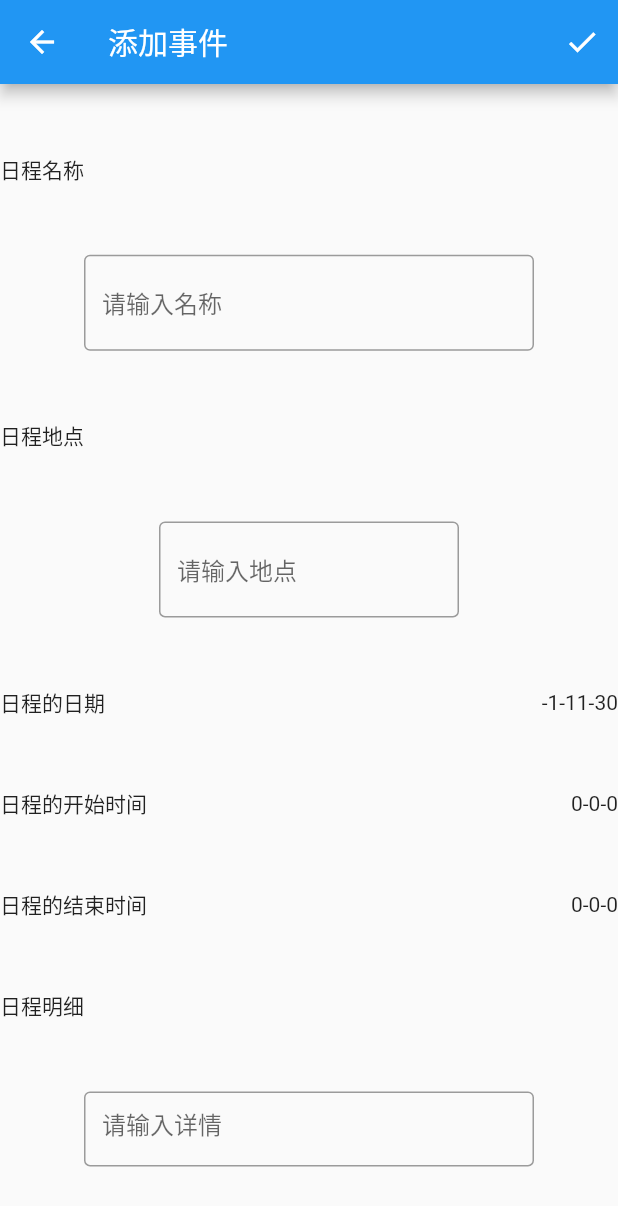
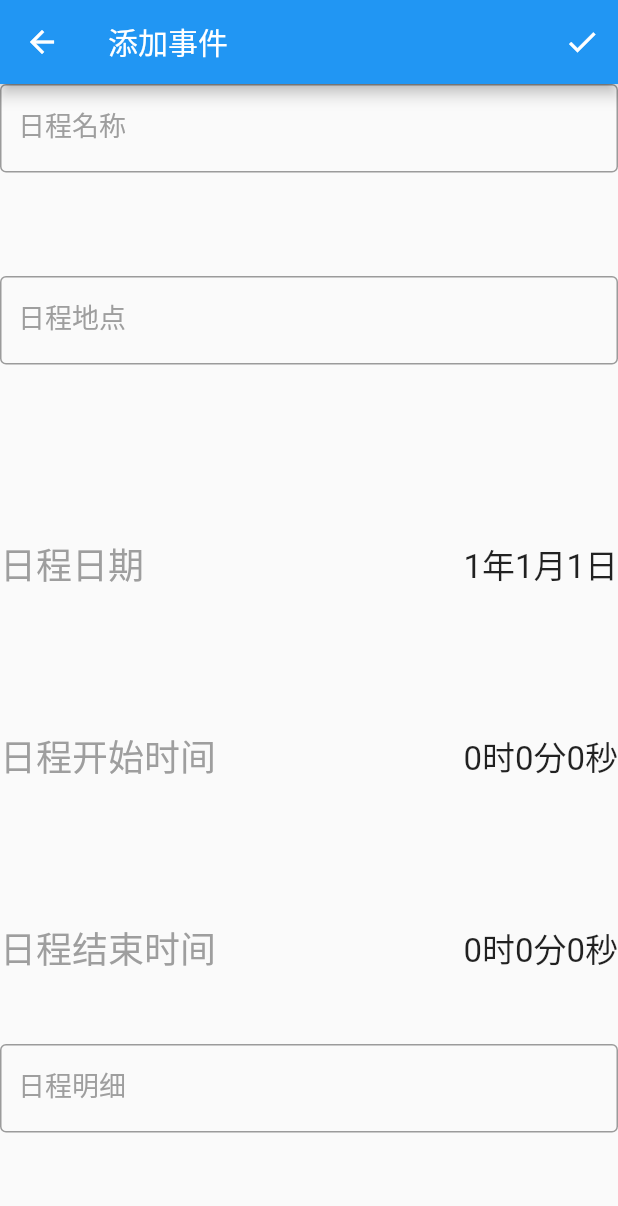
Before and after one commit to jackfiled/post_calendar_android, a Flutter app: the screen it shows after launch, after a tap on the "add" icon, on a phone screen of 412 x 824 dp. Shown: the top 1206 px of the screen. Run offline on Flutter 3.47's test engine with Material 2 defaults, Android fonts, the phone set to English and light mode, and no system bars; our stand-ins replace get, sqflite; missing offline and left inert: flutter_pickers; accounts and stored records are empty.

Commit message:
调整了修改界面的样式

```diff
--- a/lib/controllers/calendar_detail_controller.dart
+++ b/lib/controllers/calendar_detail_controller.dart
@@ -9,8 +9,8 @@ class CalendarDetailController extends GetxController{
   var nameTextController = TextEditingController();
   var placeTextController = TextEditingController();
   var detailsTextController = TextEditingController();
-  var beginTime = DateTime(0, 0, 0).obs;
-  var endTime = DateTime(0, 0, 0).obs;
+  var beginTime = DateTime(1).obs;
+  var endTime = DateTime(1).obs;
 
   final provider = CalendarProvider.getInstance();
   DateTime? dateBase;
@@ -86,22 +86,22 @@ class CalendarDetailController extends GetxController{
 
   /// 日期字符串
   String get dateString {
-    return "${beginTime.value.year}-"
-        "${beginTime.value.month}-"
-        "${beginTime.value.day}";
+    return "${beginTime.value.year}年"
+        "${beginTime.value.month}月"
+        "${beginTime.value.day}日";
   }
 
   /// 开始时间字符串
   String get beginTimeString {
-    return "${beginTime.value.hour}-"
-        "${beginTime.value.minute}-"
-        "${beginTime.value.second}";
+    return "${beginTime.value.hour}时"
+        "${beginTime.value.minute}分"
+        "${beginTime.value.second}秒";
   }
 
   /// 结束时间字符串
   String get endTimeString {
-    return "${endTime.value.hour}-"
-        "${endTime.value.minute}-"
-        "${endTime.value.second}";
+    return "${endTime.value.hour}时"
+        "${endTime.value.minute}分"
+        "${endTime.value.second}秒";
   }
 }
--- a/lib/controllers/ddl_detail_controller.dart
+++ b/lib/controllers/ddl_detail_controller.dart
@@ -1,13 +1,10 @@
-import 'dart:math';
-
 import 'package:flutter/cupertino.dart';
 import 'package:get/get.dart';
+
 import 'package:post_calendar_android/data_structures/ddl_model.dart';
-
 import 'package:post_calendar_android/database/ddl_provider.dart';
 
-
-class DDLDetailController extends GetxController{
+class DDLDetailController extends GetxController {
   final nameTextController = TextEditingController();
   final placeTextController = TextEditingController();
   final detailsTextController = TextEditingController();
@@ -19,7 +16,7 @@ class DDLDetailController extends GetxController{
   /// 设置初始值
   Future<void> initContent(int id) async {
     var item = await provider.read(id);
-    if(item == null){
+    if (item == null) {
       return;
     }
 
@@ -33,35 +30,31 @@ class DDLDetailController extends GetxController{
   /// 设置日期
   Future<void> setDate(int year, int month, int day) async {
     final endTimeDuration = Duration(
-      hours: endTime.value.hour,
-      minutes: endTime.value.minute,
-      seconds: endTime.value.second
-    );
+        hours: endTime.value.hour,
+        minutes: endTime.value.minute,
+        seconds: endTime.value.second);
 
     endTime.value = DateTime(year, month, day).add(endTimeDuration);
   }
 
   /// 设置时间
   Future<void> setEndTime(int hour, int minute, int second) async {
-    endTime.value = DateTime(
-      endTime.value.year,
-      endTime.value.month,
-      endTime.value.day
-    ).add(Duration(hours: hour, minutes: minute, seconds: second));
+    endTime.value =
+        DateTime(endTime.value.year, endTime.value.month, endTime.value.day)
+            .add(Duration(hours: hour, minutes: minute, seconds: second));
   }
 
   /// 创建或者修改数据库中的数据
   Future<void> createDDLItem() async {
     DDLModel item = DDLModel(
-      name: nameTextController.text,
-      place: placeTextController.text,
-      details: detailsTextController.text,
-      endTime: endTime.value
-    );
+        name: nameTextController.text,
+        place: placeTextController.text,
+        details: detailsTextController.text,
+        endTime: endTime.value);
 
-    if(_id == null){
+    if (_id == null) {
       await provider.create(item);
-    }else{
+    } else {
       item.id = _id;
       await provider.update(item);
     }
@@ -69,15 +62,15 @@ class DDLDetailController extends GetxController{
 
   /// 日期字符串
   String get dateString {
-    return "${endTime.value.year}-"
-      "${endTime.value.month}-"
-      "${endTime.value.day}";
+    return "${endTime.value.year}年"
+        "${endTime.value.month}月"
+        "${endTime.value.day}日";
   }
 
   /// 时间字符串
   String get endTimeString {
-    return "${endTime.value.hour}-"
-      "${endTime.value.minute}-"
-      "${endTime.value.second}";
+    return "${endTime.value.hour}时"
+        "${endTime.value.minute}分"
+        "${endTime.value.second}秒";
   }
 }
--- a/lib/pages/calendar_detail_page.dart
+++ b/lib/pages/calendar_detail_page.dart
@@ -2,8 +2,8 @@ import 'package:flutter/material.dart';
 import 'package:get/get.dart';
 import 'package:flutter_pickers/pickers.dart';
 import 'package:flutter_pickers/time_picker/model/date_mode.dart';
+
 import 'package:post_calendar_android/controllers/calendar_controller.dart';
-
 import 'package:post_calendar_android/controllers/calendar_detail_controller.dart';
 
 class CalendarDetailPage extends StatefulWidget {
@@ -20,7 +20,7 @@ class _CalendarDetailPageState extends State<CalendarDetailPage> {
 
   @override
   Widget build(BuildContext context) {
-    if(id != 0){
+    if (id != 0) {
       controller.initContent(id);
     }
 
@@ -33,110 +33,19 @@ class _CalendarDetailPageState extends State<CalendarDetailPage> {
         ),
         actions: [
           IconButton(
-              onPressed: _confirmButtonClicked,
-              icon: const Icon(Icons.check)
-          )
+              onPressed: _confirmButtonClicked, icon: const Icon(Icons.check))
         ],
       ),
       body: Column(
-        mainAxisAlignment: MainAxisAlignment.spaceEvenly,
         children: [
-          Row(
-              mainAxisAlignment: MainAxisAlignment.start,
-              textDirection: TextDirection.ltr,
-              children: const [
-                Text("日程名称")
-              ]
-          ),
-          Row(
-              mainAxisAlignment: MainAxisAlignment.spaceEvenly,
-              children: [
-                SizedBox(
-                    width: 300,
-                    child: TextField(
-                      controller: controller.nameTextController,
-                      decoration: const InputDecoration(
-                          border: OutlineInputBorder(),
-                          hintText: "请输入名称"
-                      ),
-                    )
-                )
-              ]
-          ),
-          Row(
-              mainAxisAlignment: MainAxisAlignment.start,
-              children: const [
-                Text("日程地点")
-              ]
-          ),
-          Row(
-              mainAxisAlignment: MainAxisAlignment.spaceEvenly,
-              textDirection: TextDirection.ltr,
-              children: [
-                SizedBox(
-                  child: TextField(
-                    controller: controller.placeTextController,
-                    decoration: const InputDecoration(
-                        border: OutlineInputBorder(),
-                        hintText: "请输入地点"
-                    ),
-                  ),
-                  width: 200,
-                )
-              ]
-          ),
-          GestureDetector(
-            onTapUp: _selectDate,
-            child: Row(
-              mainAxisAlignment: MainAxisAlignment.spaceBetween,
-              children: [
-                const Text("日程的日期"),
-                Obx(() => Text(controller.dateString)),
-              ],
-            ),
-          ),
-          GestureDetector(
-            onTapUp: _selectBeginTime,
-            child: Row(
-              mainAxisAlignment: MainAxisAlignment.spaceBetween,
-              children: [
-                const Text("日程的开始时间"),
-                Obx(() => Text(controller.beginTimeString)),
-              ],
-            ),
-          ),
-          GestureDetector(
-            onTapUp: _selectEndTime,
-            child: Row(
-              mainAxisAlignment: MainAxisAlignment.spaceBetween,
-              children: [
-                const Text("日程的结束时间"),
-                Obx(() => Text(controller.endTimeString)),
-              ],
-            ),
-          ),
-          Row(
-            mainAxisAlignment: MainAxisAlignment.start,
-            children: const [
-              Text("日程明细"),
-            ],
-          ),
-          Row(
-              mainAxisAlignment: MainAxisAlignment.spaceEvenly,
-              children:  [
-                SizedBox(
-                    width: 300,
-                    height: 50,
-                    child: TextField(
-                      controller: controller.detailsTextController,
-                      decoration: const InputDecoration(
-                          border: OutlineInputBorder(),
-                          hintText: "请输入详情"
-                      ),
-                    )
-                )
-              ]
-          )
+          _buildTextInputWidget("日程名称", controller.nameTextController),
+          _buildTextInputWidget("日程地点", controller.placeTextController),
+          Obx(() => _buildTimePickerWidget(_selectDate, "日程日期", controller.dateString)),
+          Obx(() => _buildTimePickerWidget(
+              _selectBeginTime, "日程开始时间", controller.beginTimeString),),
+          Obx(() => _buildTimePickerWidget(
+              _selectEndTime, "日程结束时间", controller.endTimeString)),
+          _buildTextInputWidget("日程明细", controller.detailsTextController)
         ],
       ),
     );
@@ -149,40 +58,84 @@ class _CalendarDetailPageState extends State<CalendarDetailPage> {
   }
 
   /// 选择时间
-  void _selectDate(TapUpDetails details){
-    Pickers.showDatePicker(
-        context,
-        mode: DateMode.YMD,
-        onConfirm: (p){
-          controller.setDate(p.year!, p.month!, p.day!);
-        }
+  void _selectDate() {
+    Pickers.showDatePicker(context, mode: DateMode.YMD, onConfirm: (p) {
+      controller.setDate(p.year!, p.month!, p.day!);
+    });
+  }
+
+  /// 选择开始时间
+  void _selectBeginTime() {
+    Pickers.showDatePicker(context, mode: DateMode.HMS, onConfirm: (p) {
+      controller.setBeginTime(p.hour!, p.minute!, p.second!);
+    });
+  }
+
+  /// 选择结束时间
+  void _selectEndTime() {
+    Pickers.showDatePicker(context, mode: DateMode.HMS, onConfirm: (p) {
+      controller.setEndTime(p.hour!, p.minute!, p.second!);
+    });
+  }
+
+  /// 点击确认按钮
+  void _confirmButtonClicked() {
+    controller.createCalendarItem();
+    _close();
+  }
+
+  /// 构建输入文字的微件
+  ///
+  /// [title] 标题
+  ///
+  /// [c] 输入的控件
+  Widget _buildTextInputWidget(String title, TextEditingController c) {
+    const titleTextStyle = TextStyle(fontSize: 18, color: Colors.grey);
+
+    return Expanded(
+      child: TextField(
+        controller: c,
+        decoration: InputDecoration(
+          labelText: title,
+          labelStyle: titleTextStyle,
+          border: const OutlineInputBorder()
+        ),
+      ),
     );
   }
 
-  /// 选择开始时间
-  void _selectBeginTime(TapUpDetails details){
-    Pickers.showDatePicker(
-        context,
-        mode: DateMode.HMS,
-        onConfirm: (p){
-          controller.setBeginTime(p.hour!, p.minute!, p.second!);
-        }
+  /// 构建时间日期选择的框架
+  ///
+  /// [tapFunction] 处理点击事件的函数
+  ///
+  /// [title] 标题
+  ///
+  /// [result] 选择的结果
+  Widget _buildTimePickerWidget(
+      void Function() tapFunction, String title, String result) {
+    const titleTextStyle = TextStyle(fontSize: 24, color: Colors.grey);
+
+    const resultTextStyle = TextStyle(
+      fontSize: 22,
+    );
+
+    return Expanded(
+      child: GestureDetector(
+        onTap: tapFunction,
+        child: Row(
+          mainAxisAlignment: MainAxisAlignment.spaceBetween,
+          children: [
+            Text(
+              title,
+              style: titleTextStyle,
+            ),
+            Text(
+              result,
+              style: resultTextStyle,
+            )
+          ],
+        ),
+      ),
     );
   }
-
-  /// 选择结束时间
-  void _selectEndTime(TapUpDetails details){
-    Pickers.showDatePicker(
-        context,
-        mode: DateMode.HMS,
-        onConfirm: (p){
-          controller.setEndTime(p.hour!, p.minute!, p.second!);
-        }
-    );
-  }
-
-  void _confirmButtonClicked(){
-    controller.createCalendarItem();
-    _close();
-  }
 }
```
Also changed, not shown: lib/pages/ddl_detail_page.dart (+67 -107 lines).
